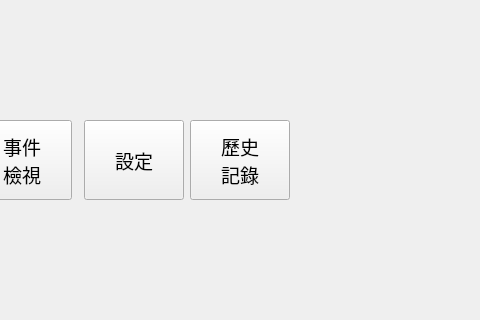
The window that collectorview.ui (haoyi-jason/BMS_HY01_old) describes before a commit, drawn with Qt 5; both pictures show x 312 to 792 and y 206 to 526 of the 1280 by 760 pixel window.
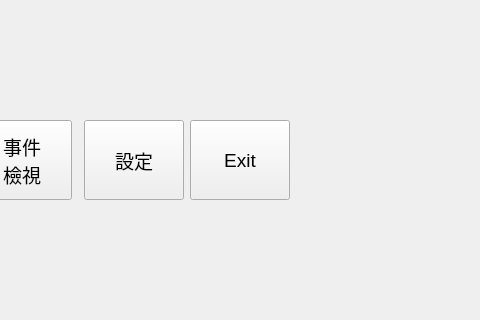
The same window after the commit. Icons and pictures are not drawn.

The edit to the form file:
```diff
--- a/collectorview.ui
+++ b/collectorview.ui
@@ -222,8 +222,7 @@
        </size>
       </property>
       <property name="text">
-       <string>歷史
-記錄</string>
+       <string>Exit</string>
       </property>
      </widget>
     </item>
```
